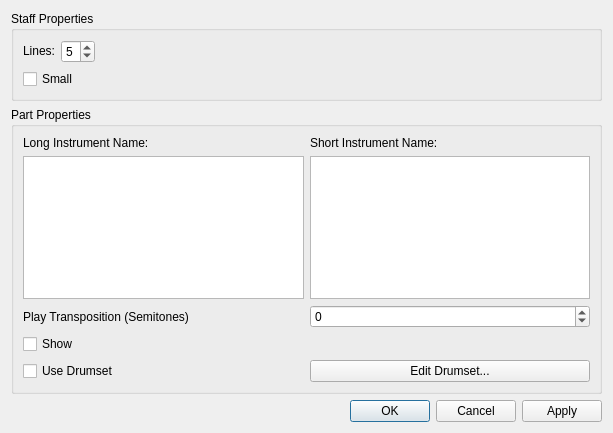
First picture: the form in mscore/mscore/editstaff.ui, repository musescore/musescore-old, before the edit.
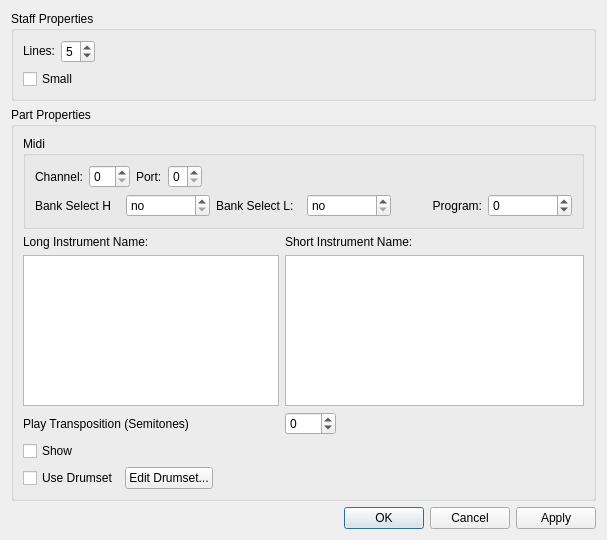
Second picture: the form after the edit.

Commit message: midi output updates; bug fixes

Patch:
```diff
--- a/mscore/mscore/editstaff.ui
+++ b/mscore/mscore/editstaff.ui
@@ -6,7 +6,7 @@
     <x>0</x>
     <y>0</y>
     <width>607</width>
-    <height>433</height>
+    <height>540</height>
    </rect>
   </property>
   <property name="windowTitle" >
@@ -21,8 +21,8 @@
      <property name="flat" >
       <bool>true</bool>
      </property>
-     <layout class="QVBoxLayout" >
-      <item>
+     <layout class="QGridLayout" >
+      <item row="0" column="0" >
        <layout class="QHBoxLayout" >
         <item>
          <widget class="QLabel" name="label" >
@@ -74,7 +74,7 @@
         </item>
        </layout>
       </item>
-      <item>
+      <item row="1" column="0" >
        <widget class="QCheckBox" name="small" >
         <property name="sizePolicy" >
          <sizepolicy vsizetype="Fixed" hsizetype="Minimum" >
@@ -87,19 +87,6 @@
         </property>
        </widget>
       </item>
-      <item>
-       <spacer>
-        <property name="orientation" >
-         <enum>Qt::Vertical</enum>
-        </property>
-        <property name="sizeHint" >
-         <size>
-          <width>567</width>
-          <height>31</height>
-         </size>
-        </property>
-       </spacer>
-      </item>
      </layout>
     </widget>
    </item>
@@ -112,66 +99,223 @@
       <bool>true</bool>
      </property>
      <layout class="QGridLayout" >
-      <item row="0" column="0" >
+      <item row="0" column="0" colspan="3" >
+       <widget class="QGroupBox" name="groupBox_3" >
+        <property name="title" >
+         <string>Midi</string>
+        </property>
+        <property name="flat" >
+         <bool>true</bool>
+        </property>
+        <layout class="QVBoxLayout" >
+         <item>
+          <layout class="QHBoxLayout" >
+           <item>
+            <widget class="QLabel" name="label_5" >
+             <property name="text" >
+              <string>Channel:</string>
+             </property>
+            </widget>
+           </item>
+           <item>
+            <widget class="QSpinBox" name="midiChannel" >
+             <property name="maximum" >
+              <number>15</number>
+             </property>
+            </widget>
+           </item>
+           <item>
+            <widget class="QLabel" name="label_6" >
+             <property name="text" >
+              <string>Port:</string>
+             </property>
+            </widget>
+           </item>
+           <item>
+            <widget class="QSpinBox" name="midiPort" >
+             <property name="maximum" >
+              <number>4</number>
+             </property>
+            </widget>
+           </item>
+           <item>
+            <spacer>
+             <property name="orientation" >
+              <enum>Qt::Horizontal</enum>
+             </property>
+             <property name="sizeHint" >
+              <size>
+               <width>40</width>
+               <height>20</height>
+              </size>
+             </property>
+            </spacer>
+           </item>
+          </layout>
+         </item>
+         <item>
+          <layout class="QHBoxLayout" >
+           <item>
+            <widget class="QLabel" name="label_7" >
+             <property name="text" >
+              <string>Bank Select H</string>
+             </property>
+            </widget>
+           </item>
+           <item>
+            <widget class="QSpinBox" name="midiBankSelectH" >
+             <property name="specialValueText" >
+              <string>no</string>
+             </property>
+             <property name="minimum" >
+              <number>-1</number>
+             </property>
+             <property name="maximum" >
+              <number>127</number>
+             </property>
+             <property name="value" >
+              <number>-1</number>
+             </property>
+            </widget>
+           </item>
+           <item>
+            <widget class="QLabel" name="label_8" >
+             <property name="text" >
+              <string>Bank Select L:</string>
+             </property>
+            </widget>
+           </item>
+           <item>
+            <widget class="QSpinBox" name="midiBankSelectL" >
+             <property name="specialValueText" >
+              <string>no</string>
+             </property>
+             <property name="minimum" >
+              <number>-1</number>
+             </property>
+             <property name="maximum" >
+              <number>127</number>
+             </property>
+             <property name="value" >
+              <number>-1</number>
+             </property>
+            </widget>
+           </item>
+           <item>
+            <widget class="QLabel" name="label_9" >
+             <property name="text" >
+              <string>Program:</string>
+             </property>
+             <property name="alignment" >
+              <set>Qt::AlignRight|Qt::AlignTrailing|Qt::AlignVCenter</set>
+             </property>
+            </widget>
+           </item>
+           <item>
+            <widget class="QSpinBox" name="midiProgram" >
+             <property name="minimum" >
+              <number>-1</number>
+             </property>
+             <property name="maximum" >
+              <number>127</number>
+             </property>
+            </widget>
+           </item>
+          </layout>
+         </item>
+        </layout>
+       </widget>
+      </item>
+      <item row="1" column="0" >
        <widget class="QLabel" name="label_3" >
         <property name="text" >
          <string>Long Instrument Name:</string>
         </property>
        </widget>
       </item>
-      <item row="0" column="1" >
+      <item row="1" column="1" colspan="2" >
        <widget class="QLabel" name="label_4" >
         <property name="text" >
          <string>Short Instrument Name:</string>
         </property>
        </widget>
       </item>
-      <item row="1" column="0" >
+      <item row="2" column="0" >
        <widget class="QTextEdit" name="longName" />
       </item>
-      <item row="1" column="1" >
+      <item row="2" column="1" colspan="2" >
        <widget class="QTextEdit" name="shortName" />
       </item>
-      <item row="2" column="0" >
+      <item row="3" column="0" >
        <widget class="QLabel" name="label_2" >
         <property name="text" >
          <string>Play Transposition (Semitones)</string>
         </property>
        </widget>
       </item>
-      <item row="2" column="1" >
+      <item row="3" column="1" >
        <widget class="QSpinBox" name="transposition" >
         <property name="minimum" >
          <number>-127</number>
         </property>
        </widget>
       </item>
-      <item row="3" column="0" >
+      <item row="3" column="2" >
+       <spacer>
+        <property name="orientation" >
+         <enum>Qt::Horizontal</enum>
+        </property>
+        <property name="sizeHint" >
+         <size>
+          <width>161</width>
+          <height>20</height>
+         </size>
+        </property>
+       </spacer>
+      </item>
+      <item row="4" column="0" >
        <widget class="QCheckBox" name="showStaff" >
         <property name="text" >
          <string>Show</string>
         </property>
        </widget>
       </item>
-      <item row="4" column="0" >
-       <widget class="QCheckBox" name="useDrumset" >
-        <property name="text" >
-         <string>Use Drumset</string>
-        </property>
-       </widget>
-      </item>
-      <item row="4" column="1" >
-       <widget class="QPushButton" name="editDrumset" >
-        <property name="sizePolicy" >
-         <sizepolicy vsizetype="Preferred" hsizetype="Minimum" >
-          <horstretch>0</horstretch>
-          <verstretch>0</verstretch>
-         </sizepolicy>
-        </property>
-        <property name="text" >
-         <string>Edit Drumset...</string>
-        </property>
-       </widget>
+      <item row="5" column="0" colspan="3" >
+       <layout class="QHBoxLayout" >
+        <item>
+         <widget class="QCheckBox" name="useDrumset" >
+          <property name="text" >
+           <string>Use Drumset</string>
+          </property>
+         </widget>
+        </item>
+        <item>
+         <widget class="QPushButton" name="editDrumset" >
+          <property name="sizePolicy" >
+           <sizepolicy vsizetype="Preferred" hsizetype="Minimum" >
+            <horstretch>0</horstretch>
+            <verstretch>0</verstretch>
+           </sizepolicy>
+          </property>
+          <property name="text" >
+           <string>Edit Drumset...</string>
+          </property>
+         </widget>
+        </item>
+        <item>
+         <spacer>
+          <property name="orientation" >
+           <enum>Qt::Horizontal</enum>
+          </property>
+          <property name="sizeHint" >
+           <size>
+            <width>301</width>
+            <height>20</height>
+           </size>
+          </property>
+         </spacer>
+        </item>
+       </layout>
       </item>
      </layout>
     </widget>
```
The commit also changes 16 other files.
